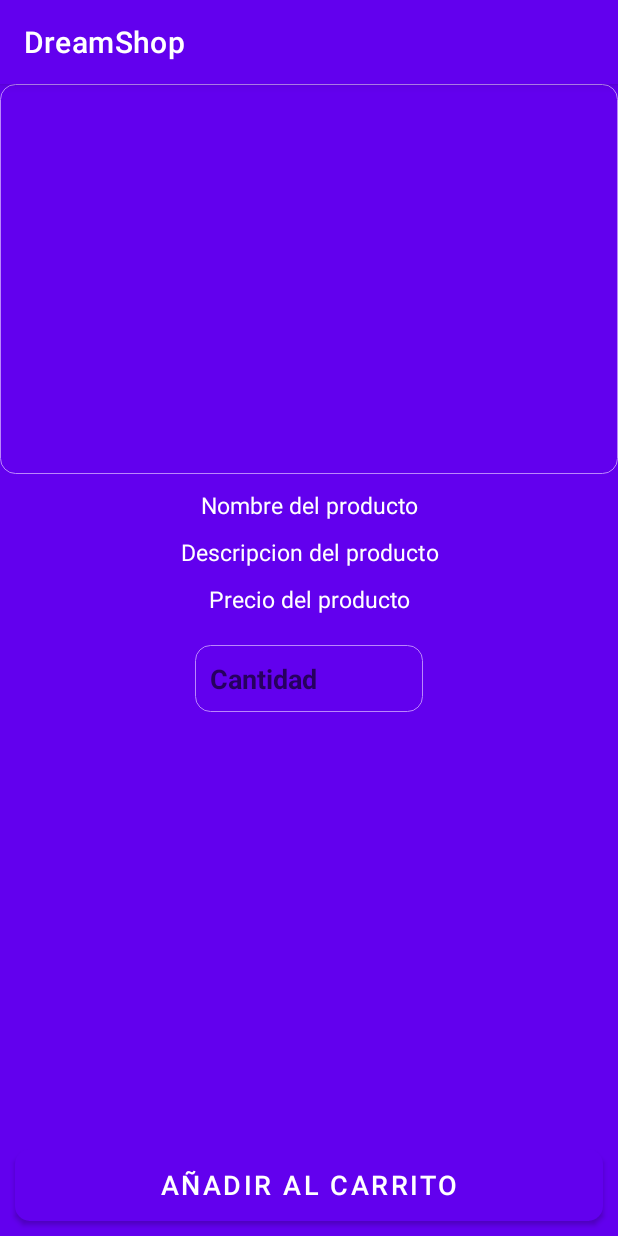
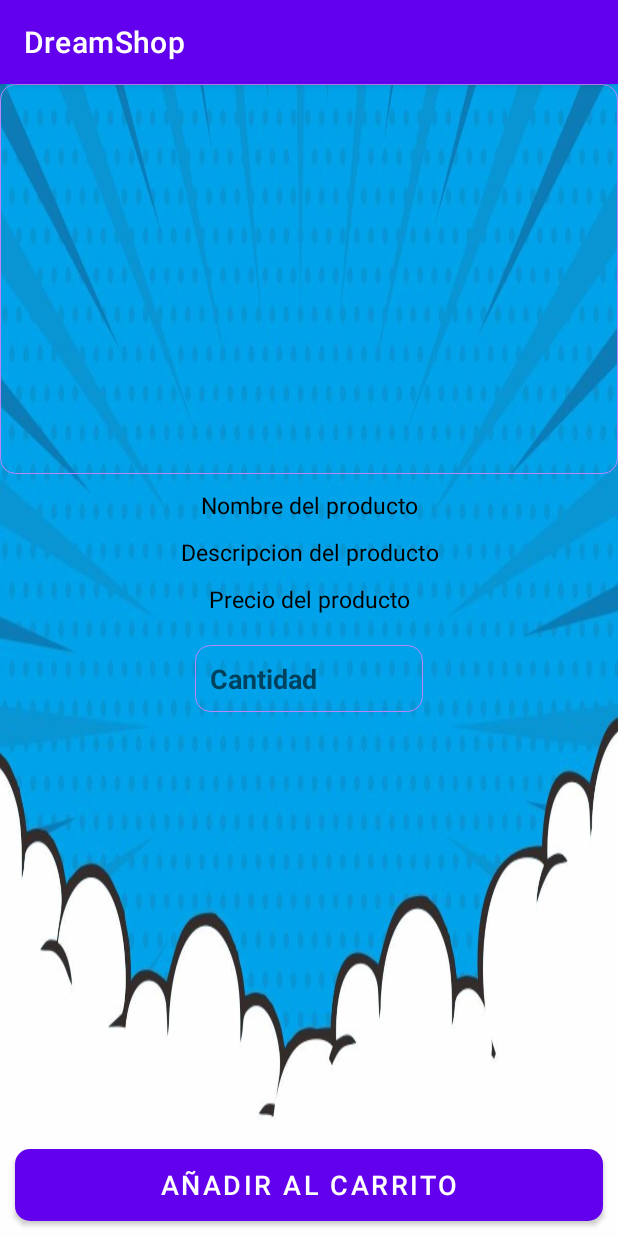
Before and after one commit to JosueAlvarado50/DreamShopApp, an Android app: the ProductoDetallesActivity screen opened directly, with no data from a screen before it, on a phone screen of 412 x 824 dp. Run offline under Robolectric (Android 15) with nearby library versions, the phone set to English and light mode, and no system bars; our stand-ins replace Firebase (no records; nobody signed in at launch, a user with empty details on screens opened directly), Picasso.

Commit message:
diseño
correcciones en el logo

```diff
--- a/DreamShop/app/src/main/res/layout/activity_home.xml
+++ b/DreamShop/app/src/main/res/layout/activity_home.xml
@@ -3,9 +3,7 @@
     xmlns:app="http://schemas.android.com/apk/res-auto"
     xmlns:tools="http://schemas.android.com/tools"
     android:layout_width="match_parent"
-    android:layout_height="match_parent"
-    android:background="@color/fondo"
-    >
+    android:layout_height="match_parent">
 
     <LinearLayout
         android:layout_width="358dp"
@@ -15,7 +13,6 @@
         app:layout_constraintBottom_toBottomOf="parent"
         app:layout_constraintEnd_toEndOf="parent"
         app:layout_constraintStart_toStartOf="parent"
-        android:background="@color/fondo"
         app:layout_constraintTop_toTopOf="parent">
 
         <ImageView
@@ -59,11 +56,6 @@
             android:textSize="15dp" />
 
 
-
-
-
-
-
         <Button
             android:id="@+id/settings"
             style="@style/Widget.MaterialComponents.Button.OutlinedButton"
@@ -71,6 +63,7 @@
             android:layout_height="41dp"
             android:text="@string/settings"
             android:textSize="15dp" />
+
         <Button
             android:id="@+id/Contacto"
             style="@style/Widget.MaterialComponents.Button.OutlinedButton"
--- a/DreamShop/app/src/main/res/layout/activity_producto_detalles.xml
+++ b/DreamShop/app/src/main/res/layout/activity_producto_detalles.xml
@@ -1,12 +1,13 @@
 <?xml version="1.0" encoding="utf-8"?>
-<RelativeLayout
-    xmlns:android="http://schemas.android.com/apk/res/android"
+<RelativeLayout xmlns:android="http://schemas.android.com/apk/res/android"
     xmlns:app="http://schemas.android.com/apk/res-auto"
     xmlns:tools="http://schemas.android.com/tools"
     android:layout_width="match_parent"
     android:layout_height="match_parent"
-    tools:context=".ProductoDetallesActivity"
-    android:background="@color/purple_500">
+    android:background="@drawable/fondo"
+    android:backgroundTintMode="add"
+    android:scrollbarTrackVertical="@drawable/fondo_comic_444776"
+    tools:context=".ProductoDetallesActivity">
 
     <ImageView
         android:id="@+id/producto_imagen_detalles"
@@ -14,36 +15,39 @@
         android:layout_height="260dp"
         android:background="@drawable/textos"
         android:scaleType="centerCrop" />
+
     <TextView
         android:id="@+id/producto_nombre_detalles"
         android:layout_width="match_parent"
         android:layout_height="wrap_content"
         android:layout_below="@id/producto_imagen_detalles"
+        android:layout_marginTop="10dp"
+        android:gravity="center"
         android:text="Nombre del producto"
-        android:textColor="@color/white"
-        android:gravity="center"
-        android:textSize="15dp"
-        android:layout_marginTop="10dp" />
+        android:textColor="@color/black"
+        android:textSize="15dp" />
+
     <TextView
         android:id="@+id/producto_descripcion_detalles"
         android:layout_width="match_parent"
         android:layout_height="wrap_content"
         android:layout_below="@id/producto_nombre_detalles"
+        android:layout_marginTop="10dp"
+        android:gravity="center"
         android:text="Descripcion del producto"
-        android:textColor="@color/white"
-        android:gravity="center"
-        android:textSize="15dp"
-        android:layout_marginTop="10dp" />
+        android:textColor="@color/black"
+        android:textSize="15dp" />
+
     <TextView
         android:id="@+id/producto_precio_detalles"
         android:layout_width="match_parent"
         android:layout_height="wrap_content"
         android:layout_below="@id/producto_descripcion_detalles"
+        android:layout_marginTop="10dp"
+        android:gravity="center"
         android:text="Precio del producto"
-        android:textColor="@color/white"
-        android:gravity="center"
-        android:textSize="15dp"
-        android:layout_marginTop="10dp" />
+        android:textColor="@color/black"
+        android:textSize="15dp" />
 
     <EditText
         android:id="@+id/cantidad_producto_detalles"
@@ -58,7 +62,7 @@
         android:hint="Cantidad"
         android:inputType="number"
         android:padding="10dp"
-        android:textColor="@color/white"
+        android:textColor="@color/black"
         android:textSize="18dp"
         android:textStyle="bold" />
 
--- a/DreamShop/app/src/main/res/layout/contenido_principal.xml
+++ b/DreamShop/app/src/main/res/layout/contenido_principal.xml
@@ -11,6 +11,6 @@
         android:id="@+id/recicler_menu"
         android:layout_width="match_parent"
         android:layout_height="match_parent"
-        android:scrollbars="vertical"/>
+        android:scrollbars="vertical" />
 
 </RelativeLayout>
--- a/DreamShop/app/src/main/res/values/colors.xml
+++ b/DreamShop/app/src/main/res/values/colors.xml
@@ -2,10 +2,10 @@
 <resources>
     <color name="purple_200">#FFBB86FC</color>
     <color name="purple_500">#FF6200EE</color>
-    <color name="purple_700">#FF3700B3</color>
-    <color name="teal_200">#FF03DAC5</color>
+    <color name="purple_700">#330066</color>
+    <color name="teal_200">#3300FF</color>
     <color name="teal_700">#FF018786</color>
     <color name="black">#FF000000</color>
     <color name="white">#FFFFFFFF</color>
-    <color name="fondo">#efefef</color>
+
 </resources>
```
Also changed, not shown: DreamShop/app/src/main/res/drawable-v24/logodream.jpg (deleted), DreamShop/app/src/main/res/drawable-v24/logodream.png (added), DreamShop/app/src/main/res/drawable/fondo.jpg (added), DreamShop/app/src/main/res/drawable/fondo_comic_444776.jpg (added).
